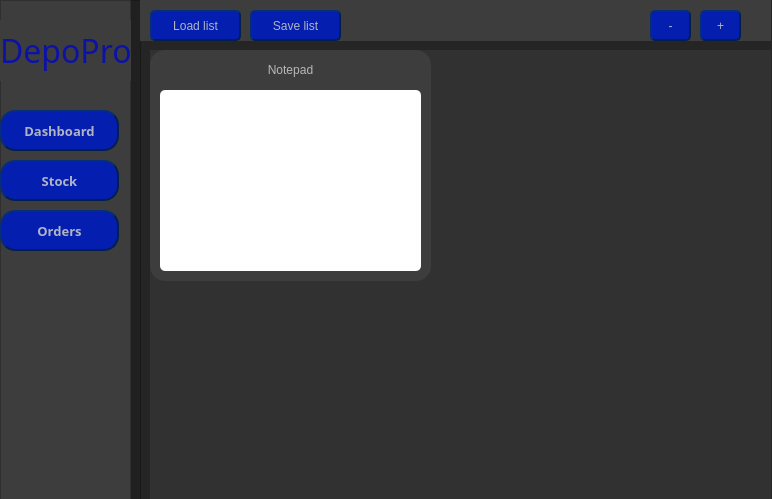
First picture: the form in DepoPro/DepoPro.ui, repository AlexOfRivia/DepoPro, before the edit.
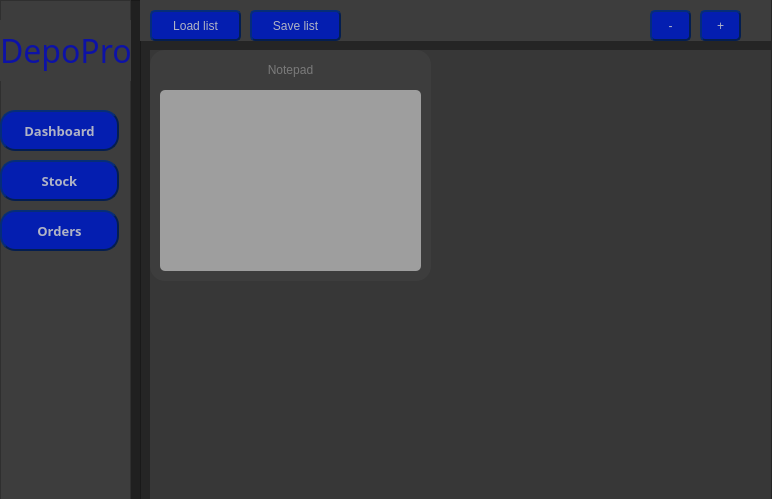
Second picture: the form after the edit.

Commit message: started work on orders

```diff
--- a/DepoPro/DepoPro.ui
+++ b/DepoPro/DepoPro.ui
@@ -532,6 +532,29 @@
      </property>
     </widget>
    </widget>
+   <widget class="QListWidget" name="orderList">
+    <property name="geometry">
+     <rect>
+      <x>150</x>
+      <y>50</y>
+      <width>621</width>
+      <height>451</height>
+     </rect>
+    </property>
+    <property name="styleSheet">
+     <string notr="true">QListWidget
+{
+	border:none;
+	background-color: rgba(61,61,61,128);
+}</string>
+    </property>
+    <property name="spacing">
+     <number>1</number>
+    </property>
+    <property name="currentRow">
+     <number>-1</number>
+    </property>
+   </widget>
   </widget>
  </widget>
  <layoutdefault spacing="6" margin="11"/>
```
Left out of the diff: 48 changed lines with no effect on the pictures. The commit also changes 4 other files.
